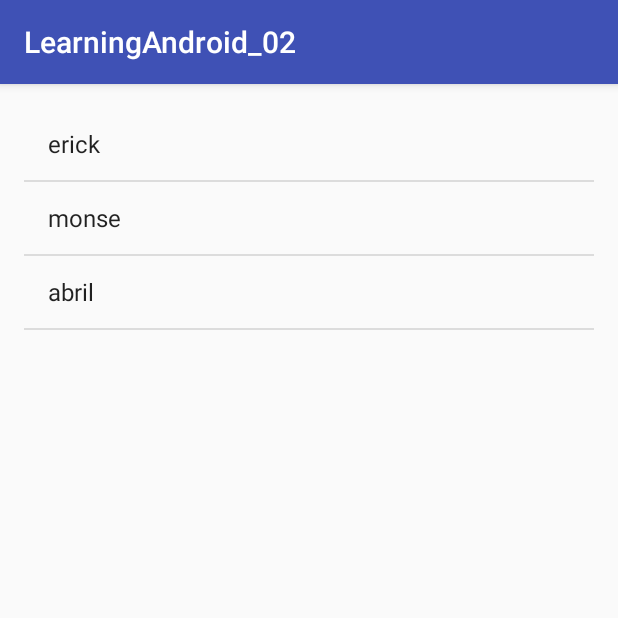
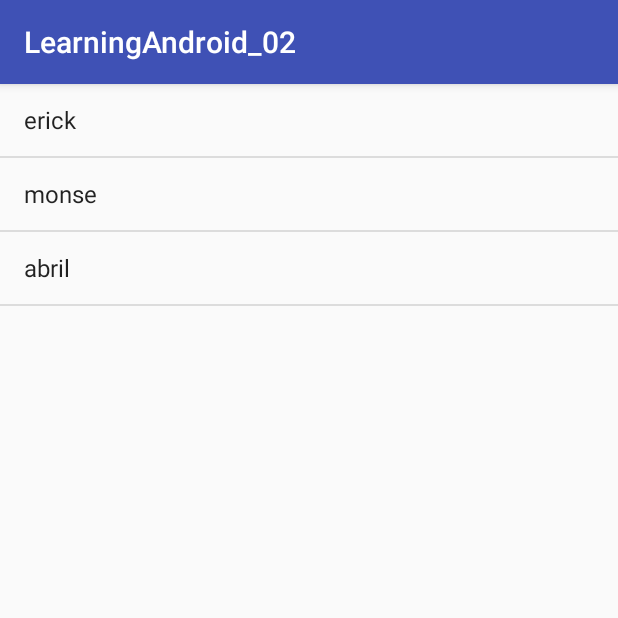
Before and after one commit to ImErick/LearningAndroid_02, an Android app: the screen it shows after launch (MainActivity), on a phone screen of 412 x 824 dp, the top half of it. Run offline under Robolectric (Android 15) with nearby library versions, the phone set to English and light mode, and no system bars.

Commit message:
remove padings

```diff
--- a/app/src/main/res/layout/activity_main.xml
+++ b/app/src/main/res/layout/activity_main.xml
@@ -3,10 +3,6 @@
     xmlns:tools="http://schemas.android.com/tools"
     android:layout_width="match_parent"
     android:layout_height="match_parent"
-    android:paddingBottom="16dp"
-    android:paddingTop="16dp"
-    android:paddingLeft="16dp"
-    android:paddingRight="16dp"
     tools:context="com.example.erickgarcia.learningandroid_02.MainActivity">
 
 
```
